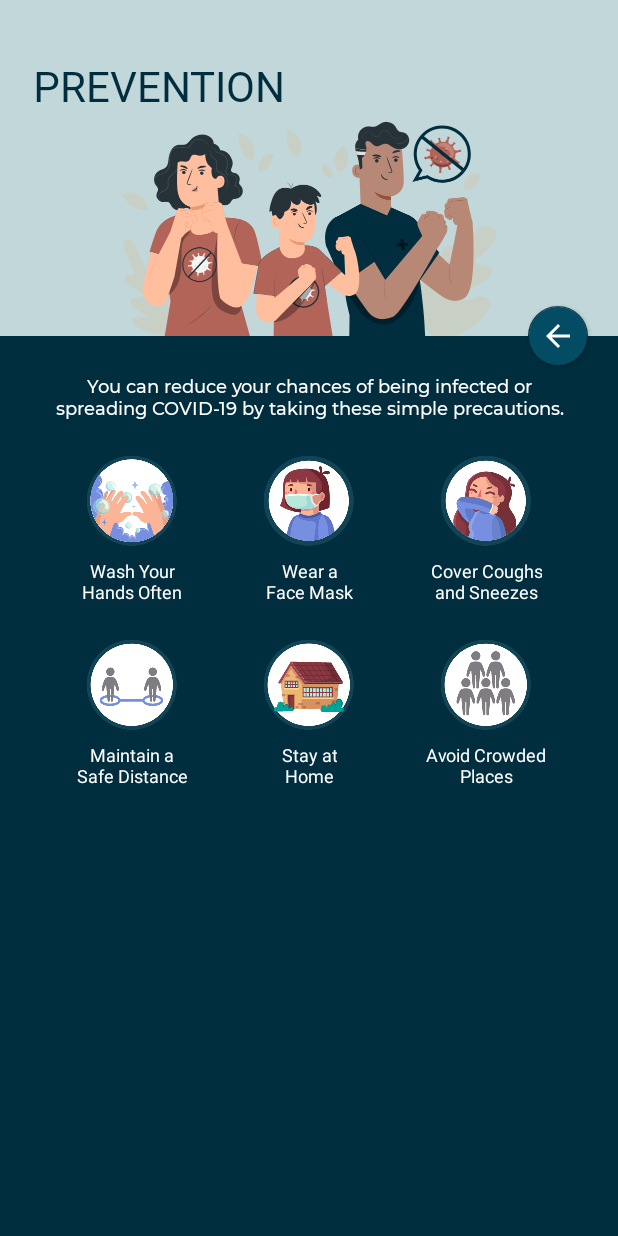
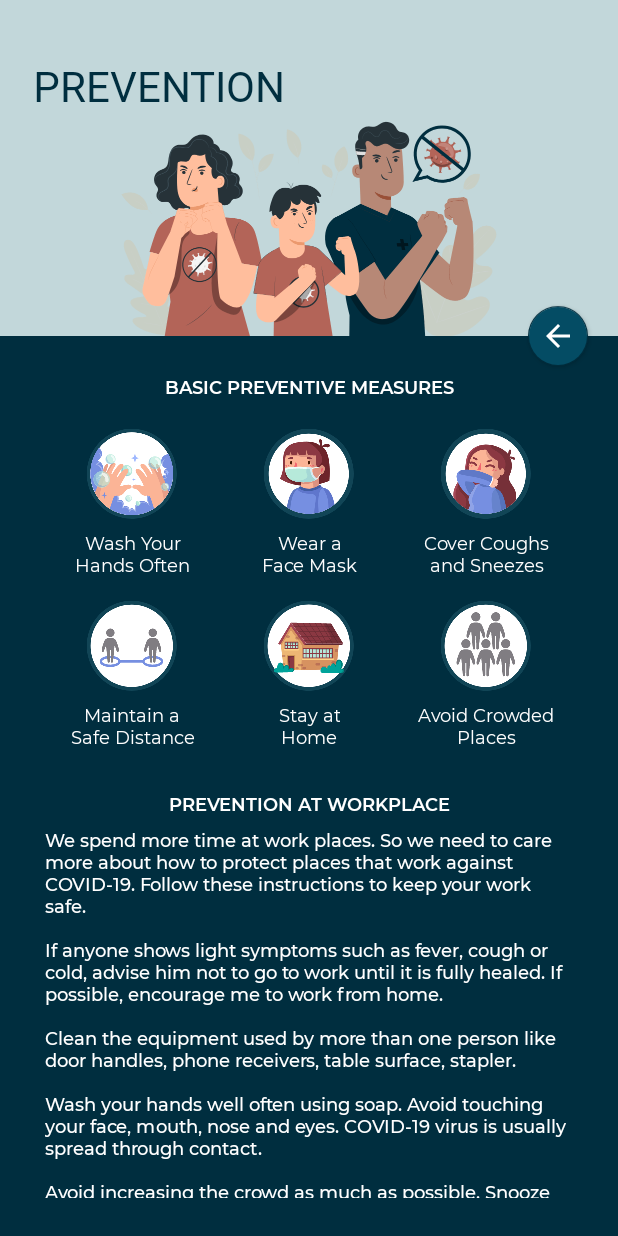
Before and after one commit to chathurabuddi/covid19-sl, an Android app: the fragment PreventionFragment shown on its own in the app's theme, on a phone screen of 412 x 824 dp. Run offline under Robolectric (Android 15) with nearby library versions, the phone set to English and light mode, and no system bars.

Commit message:
prevention screen enhancements

```diff
--- a/app/src/main/res/layout/fragment_prevention.xml
+++ b/app/src/main/res/layout/fragment_prevention.xml
@@ -58,74 +58,76 @@
         app:layout_constraintTop_toTopOf="@id/bottom_canvas"
         app:rippleColor="@color/midnightBlue" />
 
-    <TextView
-        android:id="@+id/prevention_description"
-        android:layout_width="match_parent"
-        android:layout_height="wrap_content"
-        android:layout_marginHorizontal="30dp"
-        android:layout_marginTop="25dp"
-        android:fontFamily="@font/montserrat_medium"
-        android:gravity="center|top"
-        android:text="You can reduce your chances of being infected or spreading COVID-19 by taking these simple precautions."
-        android:textAlignment="center"
-        android:textColor="@color/pureWhite"
-        android:textSize="12sp"
-        app:layout_constraintEnd_toEndOf="@id/bottom_canvas"
-        app:layout_constraintStart_toStartOf="@+id/bottom_canvas"
-        app:layout_constraintTop_toTopOf="@id/bottom_canvas" />
-
     <androidx.core.widget.NestedScrollView
         android:id="@+id/scroll_view"
         android:layout_width="0dp"
         android:layout_height="0dp"
         android:background="@color/midnightBlue"
         android:overScrollMode="always"
+        android:paddingBottom="25dp"
         app:layout_constraintBottom_toBottomOf="@id/bottom_canvas"
         app:layout_constraintEnd_toEndOf="@id/bottom_canvas"
         app:layout_constraintHorizontal_bias="1.0"
         app:layout_constraintStart_toStartOf="@+id/bottom_canvas"
-        app:layout_constraintTop_toBottomOf="@id/prevention_description"
+        app:layout_constraintTop_toTopOf="@id/bottom_canvas"
         app:layout_constraintVertical_bias="0.0">
 
         <androidx.constraintlayout.widget.ConstraintLayout
             android:layout_width="match_parent"
             android:layout_height="wrap_content">
 
+            <TextView
+                android:id="@+id/prevention_description"
+                android:layout_width="match_parent"
+                android:layout_height="wrap_content"
+                android:layout_marginHorizontal="30dp"
+                android:layout_marginTop="25dp"
+                android:fontFamily="@font/montserrat_semi_bold"
+                android:gravity="center|top"
+                android:text="BASIC PREVENTIVE MEASURES"
+                android:textAlignment="center"
+                android:textColor="@color/pureWhite"
+                android:textSize="12sp"
+                app:layout_constraintTop_toTopOf="parent"
+                app:layout_constraintStart_toStartOf="parent"
+                app:layout_constraintEnd_toEndOf="parent"/>
+
             <ImageView
                 android:id="@+id/wash_hands_img"
                 android:layout_width="wrap_content"
                 android:layout_height="wrap_content"
-                android:layout_marginTop="24dp"
+                android:layout_marginTop="20dp"
                 android:src="@drawable/wash_hands"
                 app:layout_constraintEnd_toStartOf="@+id/wear_mask_img"
                 app:layout_constraintStart_toStartOf="parent"
-                app:layout_constraintTop_toTopOf="parent" />
+                app:layout_constraintTop_toBottomOf="@id/prevention_description" />
 
             <ImageView
                 android:id="@+id/wear_mask_img"
                 android:layout_width="wrap_content"
                 android:layout_height="wrap_content"
-                android:layout_marginTop="24dp"
+                android:layout_marginTop="20dp"
                 android:src="@drawable/wear_mask"
                 app:layout_constraintEnd_toStartOf="@+id/cover_cough_img"
                 app:layout_constraintStart_toEndOf="@+id/wash_hands_img"
-                app:layout_constraintTop_toTopOf="parent" />
+                app:layout_constraintTop_toBottomOf="@id/prevention_description" />
 
             <ImageView
                 android:id="@+id/cover_cough_img"
                 android:layout_width="wrap_content"
                 android:layout_height="wrap_content"
-                android:layout_marginTop="24dp"
+                android:layout_marginTop="20dp"
                 android:src="@drawable/cover_coughs"
                 app:layout_constraintEnd_toEndOf="parent"
                 app:layout_constraintStart_toEndOf="@+id/wear_mask_img"
-                app:layout_constraintTop_toTopOf="parent" />
+                app:layout_constraintTop_toBottomOf="@id/prevention_description" />
 
             <TextView
                 android:id="@+id/wash_hands_txt"
                 android:layout_width="wrap_content"
                 android:layout_height="wrap_content"
                 android:layout_marginTop="8dp"
+                android:fontFamily="@font/montserrat_regular"
                 android:text="Wash Your\nHands Often"
                 android:textAlignment="center"
                 android:textColor="@color/pureWhite"
@@ -139,6 +141,7 @@
                 android:layout_width="wrap_content"
                 android:layout_height="wrap_content"
                 android:layout_marginTop="8dp"
+                android:fontFamily="@font/montserrat_regular"
                 android:text="Wear a\nFace Mask"
                 android:textAlignment="center"
                 android:textColor="@color/pureWhite"
@@ -152,6 +155,7 @@
                 android:layout_width="wrap_content"
                 android:layout_height="wrap_content"
                 android:layout_marginTop="8dp"
+                android:fontFamily="@font/montserrat_regular"
                 android:text="Cover Coughs\nand Sneezes"
                 android:textAlignment="center"
                 android:textColor="@color/pureWhite"
@@ -164,7 +168,7 @@
                 android:id="@+id/safe_distance_img"
                 android:layout_width="wrap_content"
                 android:layout_height="wrap_content"
-                android:layout_marginTop="24dp"
+                android:layout_marginTop="16dp"
                 android:src="@drawable/maintain_distance"
                 app:layout_constraintEnd_toStartOf="@+id/stay_home_img"
                 app:layout_constraintStart_toStartOf="parent"
@@ -174,7 +178,7 @@
                 android:id="@+id/stay_home_img"
                 android:layout_width="wrap_content"
                 android:layout_height="wrap_content"
-                android:layout_marginTop="24dp"
+                android:layout_marginTop="16dp"
                 android:src="@drawable/stay_home"
                 app:layout_constraintEnd_toStartOf="@+id/avoid_crowded_img"
                 app:layout_constraintStart_toEndOf="@+id/safe_distance_img"
@@ -184,7 +188,7 @@
                 android:id="@+id/avoid_crowded_img"
                 android:layout_width="wrap_content"
                 android:layout_height="wrap_content"
-                android:layout_marginTop="24dp"
+                android:layout_marginTop="16dp"
                 android:src="@drawable/avoid_crowded"
                 app:layout_constraintEnd_toEndOf="parent"
                 app:layout_constraintStart_toEndOf="@+id/stay_home_img"
@@ -195,6 +199,7 @@
                 android:layout_width="wrap_content"
                 android:layout_height="wrap_content"
                 android:layout_marginTop="8dp"
+                android:fontFamily="@font/montserrat_regular"
                 android:text="Maintain a\nSafe Distance"
                 android:textAlignment="center"
                 android:textColor="@color/pureWhite"
@@ -208,6 +213,7 @@
                 android:layout_width="wrap_content"
                 android:layout_height="wrap_content"
                 android:layout_marginTop="8dp"
+                android:fontFamily="@font/montserrat_regular"
                 android:text="Stay at\nHome"
                 android:textAlignment="center"
                 android:textColor="@color/pureWhite"
@@ -221,6 +227,7 @@
                 android:layout_width="wrap_content"
                 android:layout_height="wrap_content"
                 android:layout_marginTop="8dp"
+                android:fontFamily="@font/montserrat_regular"
                 android:text="Avoid Crowded\nPlaces"
                 android:textAlignment="center"
                 android:textColor="@color/pureWhite"
@@ -229,6 +236,34 @@
                 app:layout_constraintStart_toStartOf="@+id/avoid_crowded_img"
                 app:layout_constraintTop_toBottomOf="@+id/avoid_crowded_img" />
 
+            <TextView
+                android:id="@+id/workplace_title"
+                android:layout_width="match_parent"
+                android:layout_height="match_parent"
+                android:layout_marginHorizontal="30dp"
+                android:layout_marginTop="28dp"
+                android:fontFamily="@font/montserrat_semi_bold"
+                android:text="PREVENTION AT WORKPLACE"
+                android:textColor="@color/pureWhite"
+                android:textSize="12sp"
+                android:textAlignment="center"
+                app:layout_constraintEnd_toEndOf="parent"
+                app:layout_constraintStart_toStartOf="parent"
+                app:layout_constraintTop_toBottomOf="@id/stay_home_txt"/>
+
+            <TextView
+                android:layout_width="match_parent"
+                android:layout_height="match_parent"
+                android:layout_marginHorizontal="30dp"
+                android:layout_marginTop="8dp"
+                android:fontFamily="@font/montserrat_medium"
+                android:text="@string/workplace_prevention_description"
+                android:textColor="@color/pureWhite"
+                android:textSize="12sp"
+                app:layout_constraintEnd_toEndOf="parent"
+                app:layout_constraintStart_toStartOf="parent"
+                app:layout_constraintTop_toBottomOf="@id/workplace_title"/>
+
         </androidx.constraintlayout.widget.ConstraintLayout>
 
     </androidx.core.widget.NestedScrollView>
--- a/app/src/main/res/values/strings.xml
+++ b/app/src/main/res/values/strings.xml
@@ -32,5 +32,19 @@
         \nCall 1999 hotline for medical and other advice regarding Covid-19.\n
         \nCall 1990 for ambulance facilities in case of an emergency.
     </string>
+    <string name="workplace_prevention_description">
+        We spend more time at work places. So we need to care more about how to protect places that
+        work against COVID-19. Follow these instructions to keep your work safe.\n
+        \nIf anyone shows light symptoms such as fever, cough or cold, advise him not to go to work
+        until it is fully healed. If possible, encourage me to work from home.\n
+        \nClean the equipment used by more than one person like door handles, phone receivers,
+        table surface, stapler.\n
+        \nWash your hands well often using soap. Avoid touching your face, mouth, nose and eyes.
+        COVID-19 virus is usually spread through contact.\n
+        \nAvoid increasing the crowd as much as possible. Snooze meetings and follow modern
+        communication methods such as video conferencing and group calling.\n
+        \nIf you reduce the chance to spread the corona virus at your workplace, you may also reduce
+        the chance of immune to your beloved family members.\n
+    </string>
 
 </resources>
```
